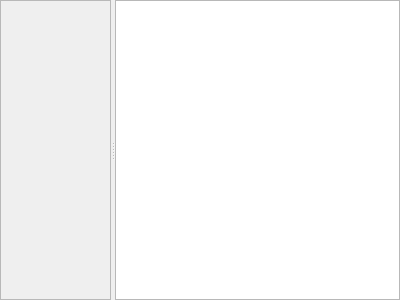
Qt form uicafbuildertab.ui (ComfyKernel/comfytool) before a commit.
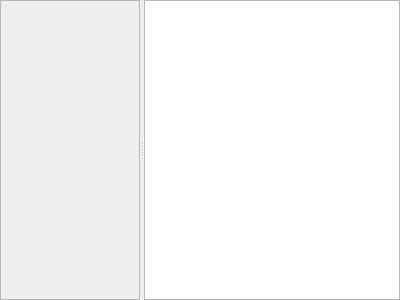
The same form after that commit.

Patch:
```diff
--- a/uicafbuildertab.ui
+++ b/uicafbuildertab.ui
@@ -33,8 +33,8 @@
      </property>
      <widget class="QFrame" name="frame">
       <property name="sizePolicy">
-       <sizepolicy hsizetype="Preferred" vsizetype="Preferred">
-        <horstretch>0</horstretch>
+       <sizepolicy hsizetype="Preferred" vsizetype="Expanding">
+        <horstretch>2</horstretch>
         <verstretch>0</verstretch>
        </sizepolicy>
       </property>
@@ -44,6 +44,23 @@
       <property name="frameShadow">
        <enum>QFrame::Raised</enum>
       </property>
+      <layout class="QGridLayout" name="gl_panel">
+       <property name="leftMargin">
+        <number>0</number>
+       </property>
+       <property name="topMargin">
+        <number>0</number>
+       </property>
+       <property name="rightMargin">
+        <number>0</number>
+       </property>
+       <property name="bottomMargin">
+        <number>0</number>
+       </property>
+       <property name="spacing">
+        <number>0</number>
+       </property>
+      </layout>
      </widget>
      <widget class="QWidget" name="widget" native="true">
       <property name="sizePolicy">
@@ -66,7 +83,14 @@
         <number>0</number>
        </property>
        <item row="0" column="0">
-        <widget class="QListView" name="listView"/>
+        <widget class="QListWidget" name="lw_lumps">
+         <property name="sizePolicy">
+          <sizepolicy hsizetype="Expanding" vsizetype="Expanding">
+           <horstretch>4</horstretch>
+           <verstretch>0</verstretch>
+          </sizepolicy>
+         </property>
+        </widget>
        </item>
       </layout>
      </widget>
```
Left out of the diff: 2 changed lines with no effect on the pictures.
